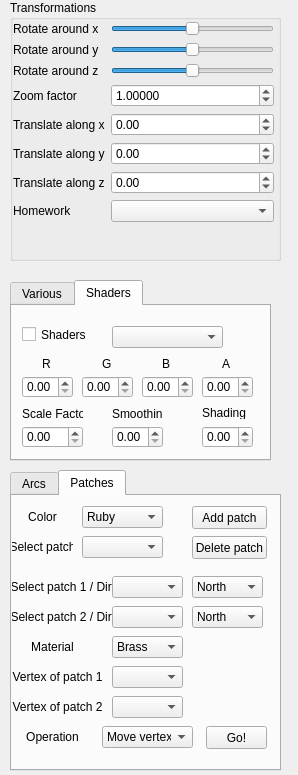
Qt form QtFramework/GUI/SideWidget.ui (Peachmann/Grafika) before a commit.
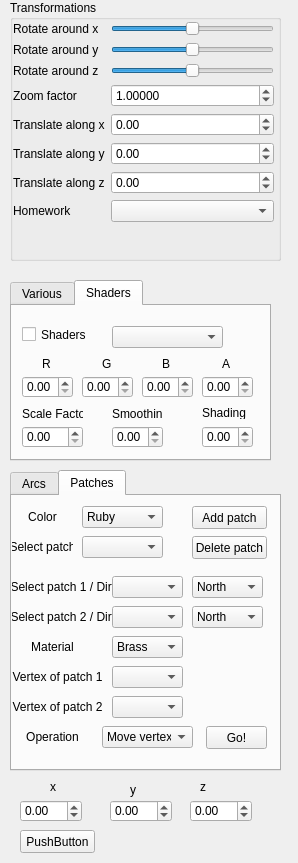
The same form after that commit.

The edit to the form file:
```diff
--- a/QtFramework/GUI/SideWidget.ui
+++ b/QtFramework/GUI/SideWidget.ui
@@ -7,7 +7,7 @@
     <x>0</x>
     <y>0</y>
     <width>298</width>
-    <height>775</height>
+    <height>863</height>
    </rect>
   </property>
   <property name="sizePolicy">
@@ -1394,6 +1394,115 @@
     </widget>
    </widget>
   </widget>
+  <widget class="QDoubleSpinBox" name="xspinbox">
+   <property name="geometry">
+    <rect>
+     <x>20</x>
+     <y>800</y>
+     <width>62</width>
+     <height>22</height>
+    </rect>
+   </property>
+   <property name="minimum">
+    <double>-100.000000000000000</double>
+   </property>
+   <property name="maximum">
+    <double>100.000000000000000</double>
+   </property>
+  </widget>
+  <widget class="QDoubleSpinBox" name="yspinbox">
+   <property name="geometry">
+    <rect>
+     <x>110</x>
+     <y>800</y>
+     <width>62</width>
+     <height>22</height>
+    </rect>
+   </property>
+   <property name="minimum">
+    <double>-100.000000000000000</double>
+   </property>
+   <property name="maximum">
+    <double>100.000000000000000</double>
+   </property>
+  </widget>
+  <widget class="QDoubleSpinBox" name="zspinbox">
+   <property name="geometry">
+    <rect>
+     <x>190</x>
+     <y>800</y>
+     <width>62</width>
+     <height>22</height>
+    </rect>
+   </property>
+   <property name="minimum">
+    <double>-100.000000000000000</double>
+   </property>
+   <property name="maximum">
+    <double>100.000000000000000</double>
+   </property>
+  </widget>
+  <widget class="QPushButton" name="spinboxSubmit">
+   <property name="geometry">
+    <rect>
+     <x>20</x>
+     <y>830</y>
+     <width>75</width>
+     <height>23</height>
+    </rect>
+   </property>
+   <property name="text">
+    <string>PushButton</string>
+   </property>
+  </widget>
+  <widget class="QLabel" name="label_25">
+   <property name="geometry">
+    <rect>
+     <x>50</x>
+     <y>780</y>
+     <width>47</width>
+     <height>13</height>
+    </rect>
+   </property>
+   <property name="text">
+    <string>x</string>
+   </property>
+   <property name="buddy">
+    <cstring>xspinbox</cstring>
+   </property>
+  </widget>
+  <widget class="QLabel" name="label_26">
+   <property name="geometry">
+    <rect>
+     <x>130</x>
+     <y>780</y>
+     <width>41</width>
+     <height>20</height>
+    </rect>
+   </property>
+   <property name="text">
+    <string>y</string>
+   </property>
+   <property name="buddy">
+    <cstring>yspinbox</cstring>
+   </property>
+  </widget>
+  <widget class="QLabel" name="label_27">
+   <property name="geometry">
+    <rect>
+     <x>200</x>
+     <y>780</y>
+     <width>47</width>
+     <height>13</height>
+    </rect>
+   </property>
+   <property name="text">
+    <string>z</string>
+   </property>
+   <property name="buddy">
+    <cstring>zspinbox</cstring>
+   </property>
+  </widget>
  </widget>
  <resources/>
  <connections/>
```
